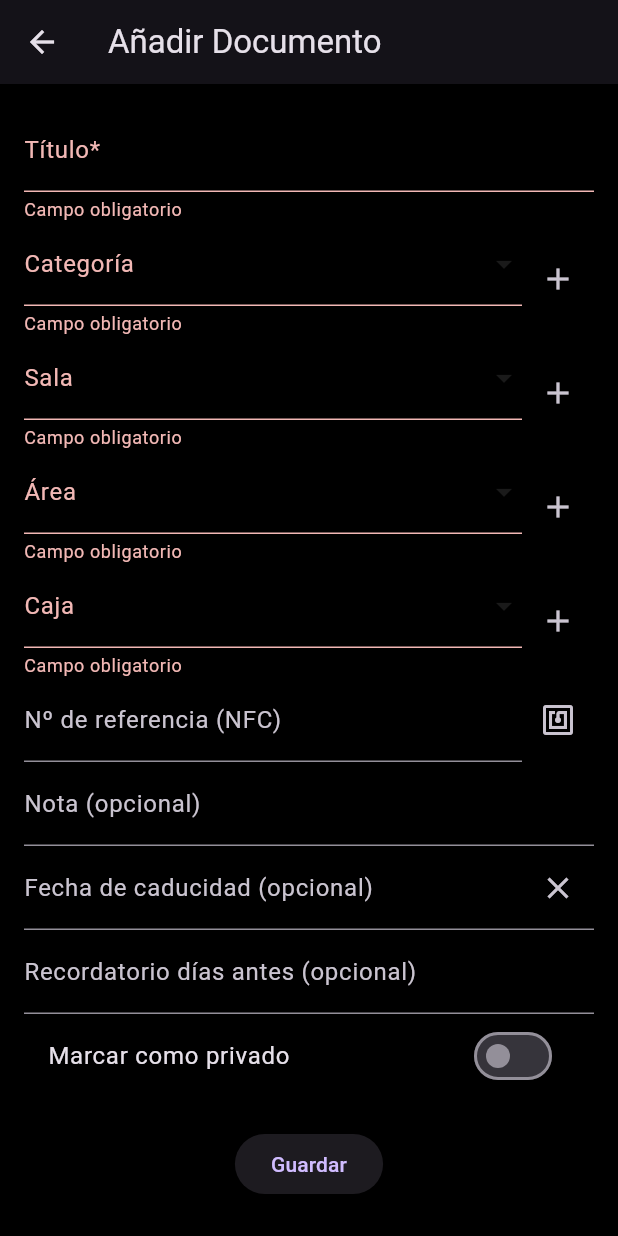
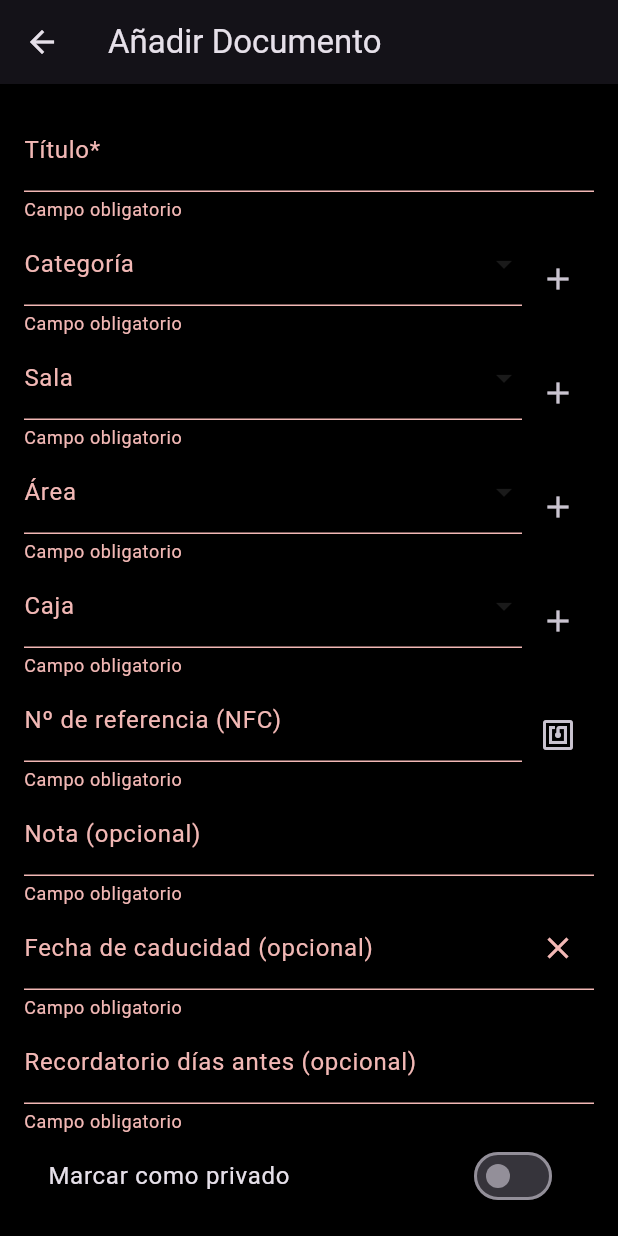
Before and after one commit to 0wen26/docudex, a Flutter app: the AddEditDocumentScreen screen opened directly, after a tap on "Guardar", on a phone screen of 412 x 824 dp. Run offline on Flutter 3.47's test engine with Material 3 defaults, Android fonts, the phone set to English and light mode, and no system bars; our stand-ins replace file_picker, flutter_colorpicker, get_it, image_picker, sqflite; missing offline and left inert: flutter_nfc_kit, ndef, nfc_manager; accounts and stored records are empty.

Commit message:
Improve form validation

```diff
--- a/lib/core/widgets/add_edit_document_form.dart
+++ b/lib/core/widgets/add_edit_document_form.dart
@@ -90,8 +90,8 @@ class _AddEditDocumentFormState extends State<AddEditDocumentForm> {
   }
 
   Future<void> _saveDocument() async {
+    if (!_formKey.currentState!.validate()) return;
     if (_isSaving ||
-        !_formKey.currentState!.validate() ||
         selectedCategoryId == null ||
         selectedRoom == null ||
         selectedArea == null ||
--- a/lib/core/widgets/document_form_fields.dart
+++ b/lib/core/widgets/document_form_fields.dart
@@ -107,6 +107,7 @@ class _DocumentFormFieldsState extends State<DocumentFormFields> {
           decoration: const InputDecoration(labelText: 'Título*'),
           validator: (value) =>
               (value == null || value.isEmpty) ? 'Campo obligatorio' : null,
+          autovalidateMode: AutovalidateMode.onUserInteraction,
         ),
         Row(
           children: [
@@ -161,12 +162,21 @@ class _DocumentFormFieldsState extends State<DocumentFormFields> {
               child: TextFormField(
                 controller: widget.referenceController,
                 decoration: const InputDecoration(labelText: 'Nº de referencia (NFC)'),
+                validator: (value) =>
+                    (value == null || value.isEmpty) ? 'Campo obligatorio' : null,
+                autovalidateMode: AutovalidateMode.onUserInteraction,
               ),
             ),
             IconButton(icon: const Icon(Icons.nfc), onPressed: _readNfcTag),
           ],
         ),
-        TextFormField(controller: widget.noteController, decoration: const InputDecoration(labelText: 'Nota (opcional)')),
+        TextFormField(
+          controller: widget.noteController,
+          decoration: const InputDecoration(labelText: 'Nota (opcional)'),
+          validator: (value) =>
+              (value == null || value.isEmpty) ? 'Campo obligatorio' : null,
+          autovalidateMode: AutovalidateMode.onUserInteraction,
+        ),
         TextFormField(
           controller: widget.dateController,
           decoration: InputDecoration(
@@ -175,11 +185,17 @@ class _DocumentFormFieldsState extends State<DocumentFormFields> {
           ),
           readOnly: true,
           onTap: () => _selectDate(context),
+          validator: (value) =>
+              (value == null || value.isEmpty) ? 'Campo obligatorio' : null,
+          autovalidateMode: AutovalidateMode.onUserInteraction,
         ),
         TextFormField(
           controller: widget.reminderController,
           decoration: const InputDecoration(labelText: 'Recordatorio días antes (opcional)'),
           keyboardType: TextInputType.number,
+          validator: (value) =>
+              (value == null || value.isEmpty) ? 'Campo obligatorio' : null,
+          autovalidateMode: AutovalidateMode.onUserInteraction,
         ),
         SwitchListTile(
           value: widget.isPrivate,
```
